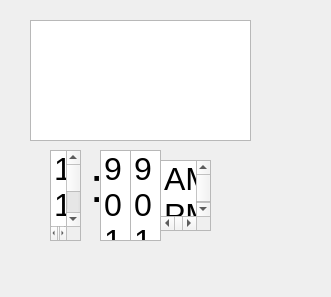
Qt form src/ui/alarms.ui (tomblackshaw/palpac) before a commit.
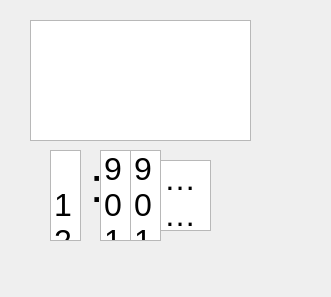
The same form after that commit.

What changed in the file:
```diff
--- a/src/ui/alarms.ui
+++ b/src/ui/alarms.ui
@@ -64,6 +64,15 @@
       <pointsize>24</pointsize>
      </font>
     </property>
+    <property name="mouseTracking">
+     <bool>true</bool>
+    </property>
+    <property name="verticalScrollBarPolicy">
+     <enum>Qt::ScrollBarAlwaysOff</enum>
+    </property>
+    <property name="horizontalScrollBarPolicy">
+     <enum>Qt::ScrollBarAlwaysOff</enum>
+    </property>
     <item>
      <property name="text">
       <string>12</string>
@@ -149,6 +158,15 @@
       <pointsize>24</pointsize>
      </font>
     </property>
+    <property name="mouseTracking">
+     <bool>true</bool>
+    </property>
+    <property name="verticalScrollBarPolicy">
+     <enum>Qt::ScrollBarAlwaysOff</enum>
+    </property>
+    <property name="horizontalScrollBarPolicy">
+     <enum>Qt::ScrollBarAlwaysOff</enum>
+    </property>
     <item>
      <property name="text">
       <string>AM</string>
```
Left out of the diff: 15 changed lines with no effect on the pictures.
